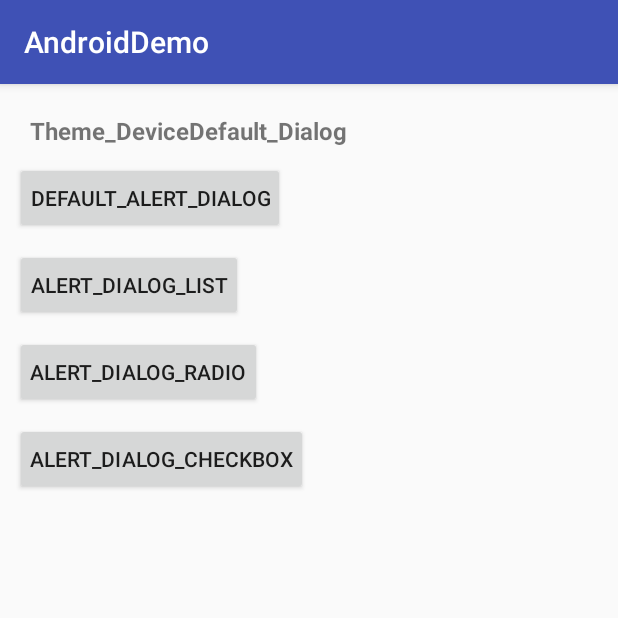
After one commit to LiYaHX/AndroidDemo, an Android app: the DialogActivity screen opened directly, with no data from a screen before it, on a phone screen of 412 x 824 dp, the top half of it. The commit adds this screen. Run offline under Robolectric (Android 15) with nearby library versions, the phone set to English and light mode, and no system bars.

Commit message:
android dialog widget and themes

```diff
--- /dev/null
+++ b/app/src/main/java/com/robinlee/widget/dialog/DialogActivity.java
@@ -0,0 +1,147 @@
+package com.robinlee.widget.dialog;
+
+import android.support.v7.app.AppCompatActivity;
+import android.os.Bundle;
+import android.view.View;
+import android.widget.Button;
+import android.widget.TextView;
+
+import com.robinlee.androiddemo.R;
+
+import org.w3c.dom.Text;
+
+import java.util.ArrayList;
+
+import static com.robinlee.widget.dialog.RLDialogFragment.KEY_CONTENT;
+import static com.robinlee.widget.dialog.RLDialogFragment.KEY_THEME_RES_ID;
+import static com.robinlee.widget.dialog.RLDialogFragment.KEY_TITLE;
+
+/**
+ * Current state : four kinds alert dialog;
+ * Next purpose : set all kinds of theme for four kinds (global setting)
+ *
+ * @author robinlee
+ * @since 2018-01-03
+ * @version 1.0
+ * @history 1.0
+ * @history_since 2018-01-03
+ * @link <a href="https://developer.android.com/reference/android/R.style.html">R.style</a></br>
+ * <a href="https://developer.android.com/guide/topics/ui/themes.html">Themes and styles</a></br>
+ * <a href="https://android.googlesource.com/platform/frameworks/base/+/refs/heads/master/core/res/res/values/themes.xml">theme</a></br>
+ * <a href="https://android.googlesource.com/platform/frameworks/base/+/refs/heads/master/core/res/res/values/styles.xml">style</a>
+ */
+public class DialogActivity extends AppCompatActivity implements View.OnClickListener, RLAlertDialogOnItemClickListener{
+
+    private static int DIALOG_THEME = android.R.style.Theme_DeviceDefault_Dialog;
+
+    private TextView mTextViewThemeName;
+    private Button mBtnDefaultAlertDialog;
+    private Button mBtnListAlertDialog;
+    private Button mBtnRadioListAlertDialog;
+    private Button mBtnCheckboxListAlertDialog;
+
+    private int[] themeArray = {
+//            android.R.style.Animation_Dialog,
+//            android.R.style.DeviceDefault_ButtonBar_AlertDialog,
+//            android.R.style.DeviceDefault_Light_ButtonBar_AlertDialog,
+//            android.R.style.Holo_ButtonBar_AlertDialog,
+//            android.R.style.Holo_Light_ButtonBar_AlertDialog,
+//            android.R.style.ThemeOverlay_Material_Dialog,
+//            android.R.style.ThemeOverlay_Material_Dialog_Alert,
+            android.R.style.Theme_DeviceDefault_Dialog,
+            android.R.style.Theme_DeviceDefault_Dialog_Alert,
+            android.R.style.Theme_DeviceDefault_Light_Dialog,
+            android.R.style.Theme_DeviceDefault_Light_Dialog_Alert,
+            android.R.style.Theme_Holo_Dialog,
+            android.R.style.Theme_Holo_Light_Dialog,
+            android.R.style.Theme_Material_Dialog,
+            android.R.style.Theme_Material_Dialog_Alert,
+            android.R.style.Theme_Material_Light_Dialog,
+            android.R.style.Theme_Material_Light_Dialog_Alert,
+    };
+
+    @Override
+    protected void onCreate(Bundle savedInstanceState) {
+        super.onCreate(savedInstanceState);
+        setContentView(R.layout.activity_dialog);
+
+        initWidget();
+    }
+
+    private void initDefaultDialog(int titleRes, int contentRes){
+        RLDialogFragment rlDialogFragment = new RLDialogFragment();
+        Bundle bundle = new Bundle();
+        bundle.putString(KEY_TITLE, getResources().getString(titleRes));
+        bundle.putString(KEY_CONTENT, getResources().getString(contentRes));
+        bundle.putInt(KEY_THEME_RES_ID, DIALOG_THEME);
+        rlDialogFragment.setArguments(bundle);
+        rlDialogFragment.show(getSupportFragmentManager(), getResources().getString(titleRes));
+    }
+
+    private void initListDialog(int titleRes){
+        RLListDialogFragment rlDialogFragment = new RLListDialogFragment();
+        Bundle bundle = new Bundle();
+        bundle.putString(KEY_TITLE, getResources().getString(titleRes));
+        bundle.putInt(KEY_THEME_RES_ID, DIALOG_THEME);
+        rlDialogFragment.setArguments(bundle);
+        rlDialogFragment.show(getSupportFragmentManager(), getResources().getString(titleRes));
+    }
+
+    private void initCheckboxListDialog(int titleRes){
+        RLCheckBoxListDialogFragment rlDialogFragment = new RLCheckBoxListDialogFragment();
+        Bundle bundle = new Bundle();
+        bundle.putString(KEY_TITLE, getResources().getString(titleRes));
+        bundle.putInt(KEY_THEME_RES_ID, DIALOG_THEME);
+        rlDialogFragment.setArguments(bundle);
+        rlDialogFragment.show(getSupportFragmentManager(), getResources().getString(titleRes));
+    }
+
+    private void initCustomDialog(int titleRes){
+        RLCustomViewDialogFragment rlDialogFragment = new RLCustomViewDialogFragment();
+        Bundle bundle = new Bundle();
+        bundle.putInt(KEY_THEME_RES_ID, DIALOG_THEME);
+        rlDialogFragment.setArguments(bundle);
+        rlDialogFragment.show(getSupportFragmentManager(), getResources().getString(titleRes));
+    }
+
+    private void initWidget(){
+
+        mTextViewThemeName = (TextView) findViewById(R.id.mTextViewThemeName);
+        mTextViewThemeName.setText("Theme_DeviceDefault_Dialog");
+
+        mBtnDefaultAlertDialog = (Button) findViewById(R.id.mBtnDefaultAlertDialog);
+        mBtnDefaultAlertDialog.setOnClickListener(this);
+        mBtnListAlertDialog = (Button) findViewById(R.id.mBtnListAlertDialog);
+        mBtnListAlertDialog.setOnClickListener(this);
+        mBtnRadioListAlertDialog = (Button) findViewById(R.id.mBtnRadioListAlertDialog);
+        mBtnRadioListAlertDialog.setOnClickListener(this);
+        mBtnCheckboxListAlertDialog = (Button) findViewById(R.id.mBtnCheckboxListAlertDialog);
+        mBtnCheckboxListAlertDialog.setOnClickListener(this);
+    }
+
+    @Override
+    public void onClick(View v) {
+        switch (v.getId()){
+            case R.id.mBtnDefaultAlertDialog:
+                initDefaultDialog(R.string.alert_dialog_title, R.string.alert_dialog_content);
+                break;
+            case R.id.mBtnListAlertDialog:
+                initListDialog(R.string.alert_dialog_title);
+                break;
+            case R.id.mBtnRadioListAlertDialog:
+                initCheckboxListDialog(R.string.alert_dialog_title);
+                break;
+            case R.id.mBtnCheckboxListAlertDialog:
+                initCustomDialog(R.string.alert_dialog_title);
+                break;
+            default:
+                break;
+        }
+    }
+
+    @Override
+    public void onItemClick(int position) {
+        mTextViewThemeName.setText(getResources().getStringArray(R.array.theme)[position]);
+        DIALOG_THEME = themeArray[position];
+    }
+}
--- /dev/null
+++ b/app/src/main/java/com/robinlee/widget/dialog/RLAlertDialogOnItemClickListener.java
@@ -0,0 +1,11 @@
+package com.robinlee.widget.dialog;
+
+/**
+ * Created by robinlee on 2018/1/3.
+ */
+
+public interface RLAlertDialogOnItemClickListener {
+
+    public void onItemClick(int position);
+
+}
--- /dev/null
+++ b/app/src/main/res/layout/activity_dialog.xml
@@ -0,0 +1,60 @@
+<?xml version="1.0" encoding="utf-8"?>
+<android.support.constraint.ConstraintLayout xmlns:android="http://schemas.android.com/apk/res/android"
+    xmlns:tools="http://schemas.android.com/tools"
+    android:layout_width="match_parent"
+    android:layout_height="match_parent"
+    tools:context="com.robinlee.widget.dialog.DialogActivity">
+
+    <ScrollView
+        android:layout_width="match_parent"
+        android:layout_height="match_parent">
+
+        <LinearLayout
+            android:layout_width="match_parent"
+            android:layout_height="match_parent"
+            android:orientation="vertical"
+            android:padding="@dimen/normal_padding">
+
+            <TextView
+                android:id="@+id/mTextViewThemeName"
+                android:layout_width="match_parent"
+                android:layout_height="wrap_content"
+                android:padding="@dimen/normal_padding"
+                android:textSize="@dimen/inactivie_text_size"
+                android:textStyle="bold" />
+
+            <Button
+                android:id="@+id/mBtnDefaultAlertDialog"
+                android:layout_width="wrap_content"
+                android:layout_height="wrap_content"
+                android:padding="@dimen/normal_padding"
+                android:text="@string/dialog_type_alert_default" />
+
+            <Button
+                android:id="@+id/mBtnListAlertDialog"
+                android:layout_width="wrap_content"
+                android:layout_height="wrap_content"
+                android:layout_marginTop="@dimen/normal_padding"
+                android:padding="@dimen/normal_padding"
+                android:text="@string/dialog_type_alert_list" />
+
+            <Button
+                android:id="@+id/mBtnRadioListAlertDialog"
+                android:layout_width="wrap_content"
+                android:layout_height="wrap_content"
+                android:layout_marginTop="@dimen/normal_padding"
+                android:padding="@dimen/normal_padding"
+                android:text="@string/dialog_type_alert_list_radio" />
+
+            <Button
+                android:id="@+id/mBtnCheckboxListAlertDialog"
+                android:layout_width="wrap_content"
+                android:layout_height="wrap_content"
+                android:layout_marginTop="@dimen/normal_padding"
+                android:padding="@dimen/normal_padding"
+                android:text="@string/dialog_type_alert_list_checkbox" />
+
+        </LinearLayout>
+    </ScrollView>
+
+</android.support.constraint.ConstraintLayout>
--- a/app/src/main/res/values/strings.xml
+++ b/app/src/main/res/values/strings.xml
@@ -17,6 +17,7 @@
     <string name="str_title_material_design_training">MATERIAL_DESIGN_TRAINING</string>
     <string name="str_title_radio_button">单选按钮</string>
     <string name="str_title_custom_drawable_textview">可设置TextView_Drawable尺寸</string>
+    <string name="str_title_dialog">对话框</string>
     <string name="str_class_native_widget">原生组件</string>
     <string name="str_class_radio_textview_widget">纯文本RadioButton</string>
     <!-- Android Material Design -->
@@ -52,4 +53,45 @@
     <!-- button action -->
     <string name="btn_start">开始</string>
     <string name="btn_stop">结束</string>
+
+    <!-- dialog -->
+    <string name="dialog_type_alert_default">Default_Alert_Dialog</string>
+    <string name="dialog_type_alert_list">Alert_Dialog_List</string>
+    <string name="dialog_type_alert_list_radio">Alert_Dialog_Radio</string>
+    <string name="dialog_type_alert_list_checkbox">Alert_Dialog_CheckBox</string>
+    <string name="dialog_style_type">AlertDialogStyles</string>
+    <string name="alert_dialog_title">DialogTitle</string>
+    <string name="alert_dialog_content">DialogContent</string>
+    <string name="alert_dialog_cancle">Cancel</string>
+    <string name="alert_dialog_ensure">Ensure</string>
+    <string name="custom_dialog_username">Username</string>
+    <string name="custom_dialog_password">Password</string>
+
+    <array name="fruit">
+        <item>banana</item>
+        <item>apple</item>
+        <item>nuts</item>
+        <item>orange</item>
+    </array>
+
+    <array name="theme">
+        <!--<item>Animation_Dialog</item>-->
+        <!--<item>DeviceDefault_ButtonBar_AlertDialog</item>-->
+        <!--<item>DeviceDefault_Light_ButtonBar_AlertDialog</item>-->
+        <!--<item>Holo_ButtonBar_AlertDialog</item>-->
+        <!--<item>Holo_Light_ButtonBar_AlertDialog</item>-->
+        <!--<item>ThemeOverlay_Material_Dialog</item>-->
+        <!--<item>ThemeOverlay_Material_Dialog_Alert</item>-->
+        <item>Theme_DeviceDefault_Dialog</item>
+        <item>Theme_DeviceDefault_Dialog_Alert</item>
+        <item>Theme_DeviceDefault_Light_Dialog</item>
+        <item>Theme_DeviceDefault_Light_Dialog_Alert</item>
+        <item>Theme_Holo_Dialog</item>
+        <item>Theme_Holo_Light_Dialog</item>
+        <item>Theme_Material_Dialog</item>
+        <item>Theme_Material_Dialog_Alert</item>
+        <item>Theme_Material_Light_Dialog</item>
+        <item>Theme_Material_Light_Dialog_Alert</item>
+    </array>
+
 </resources>
--- a/app/src/main/res/values/styles.xml
+++ b/app/src/main/res/values/styles.xml
@@ -9,6 +9,7 @@
         <item name="colorPrimary">@color/colorPrimary</item>
         <item name="colorPrimaryDark">@color/colorPrimaryDark</item>
         <item name="colorAccent">@color/colorAccent</item>
+        <item name="android:dialogTheme">@style/RLDialogTheme</item>
     </style>
 
     <style name="AppTheme.NoActionBar">
@@ -47,4 +48,8 @@
     <style name="AppTheme.AppBarOverlay" parent="ThemeOverlay.AppCompat.Dark.ActionBar" />
 
     <style name="AppTheme.PopupOverlay" parent="ThemeOverlay.AppCompat.Light" />
+
+    <style name="RLDialogTheme" parent="@style/Theme.AppCompat.Light.Dialog">
+        <item name="android:windowNoTitle">false</item>
+    </style>
 </resources>
```
Also changed, not shown: app/src/main/AndroidManifest.xml (+14 -7 lines), app/src/main/java/com/robinlee/androiddemo/MainActivity.java (+27 -12 lines), app/src/main/java/com/robinlee/widget/dialog/RLCheckBoxListDialogFragment.java (added, +87 -0 lines), app/src/main/java/com/robinlee/widget/dialog/RLCustomViewDialogFragment.java (added, +65 -0 lines), app/src/main/java/com/robinlee/widget/dialog/RLDialogFragment.java (added, +72 -0 lines), app/src/main/java/com/robinlee/widget/dialog/RLListDialogFragment.java (added, +78 -0 lines), app/src/main/res/layout/layout_custom_dialog.xml (added, +36 -0 lines).
